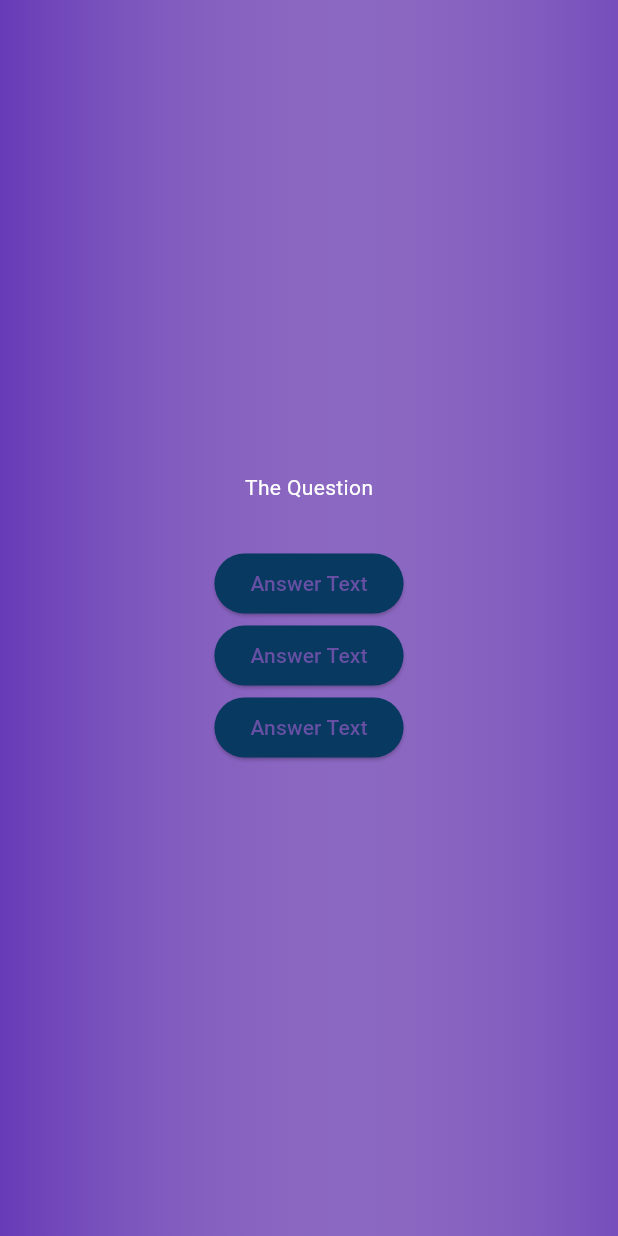
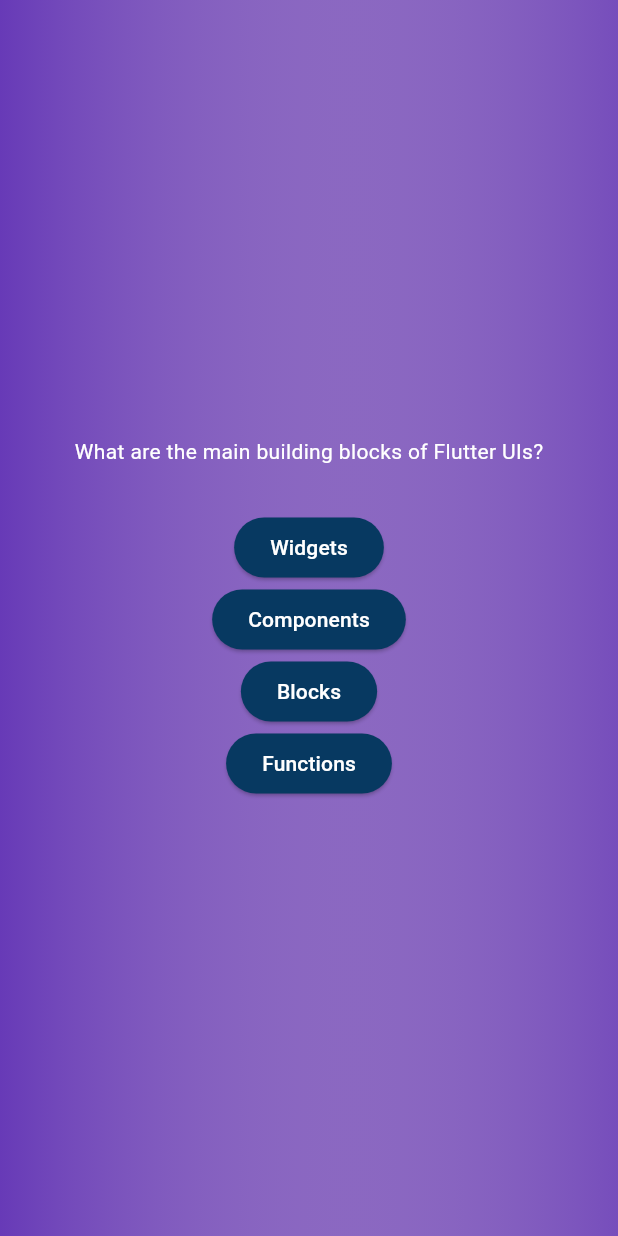
Before and after one commit to mxomasuku/flutter_playground, a Flutter app: the screen it shows after launch, after a tap on "Start Quiz", on a phone screen of 412 x 824 dp. Run offline on Flutter 3.47's test engine with Material 3 defaults, Android fonts, the phone set to English and light mode, and no system bars.

Commit message:
Dynamically Render Answers

```diff
--- a/quiz_app/lib/answer_button.dart
+++ b/quiz_app/lib/answer_button.dart
@@ -16,7 +16,10 @@
       onPressed: onTap,
       style: ElevatedButton.styleFrom(
           backgroundColor: const Color.fromARGB(255, 7, 57, 97)),
-      child: Text(answerText),
+      child: Text(
+        answerText,
+        style: TextStyle(color: Colors.white),
+      ),
     );
   }
 }
--- a/quiz_app/lib/questions.dart
+++ b/quiz_app/lib/questions.dart
@@ -1,5 +1,6 @@
 import 'package:flutter/material.dart';
 import 'package:quiz_app/answer_button.dart';
+import 'package:quiz_app/data/questions.dart';
 
 class QuestionsScreen extends StatefulWidget {
   const QuestionsScreen({super.key});
@@ -13,19 +14,21 @@
 class _QuestionsScreenState extends State<QuestionsScreen> {
   @override
   Widget build(BuildContext context) {
+    final currentQuestion = questions[0];
+
     return SizedBox(
       width: double.infinity,
       child: Column(
         mainAxisAlignment: MainAxisAlignment.center,
         children: [
-          const Text(
-            'The Question',
+          Text(
+            currentQuestion.text,
             style: TextStyle(color: Colors.white),
           ),
           const SizedBox(height: 30),
-          AnswerButton(answerText: 'Answer Text', onTap: () {}),
-          AnswerButton(answerText: 'Answer Text', onTap: () {}),
-          AnswerButton(answerText: 'Answer Text', onTap: () {}),
+          ...currentQuestion.answers.map((answer) {
+            return AnswerButton(answerText: answer, onTap: () {});
+          })
         ],
       ),
     );
```
